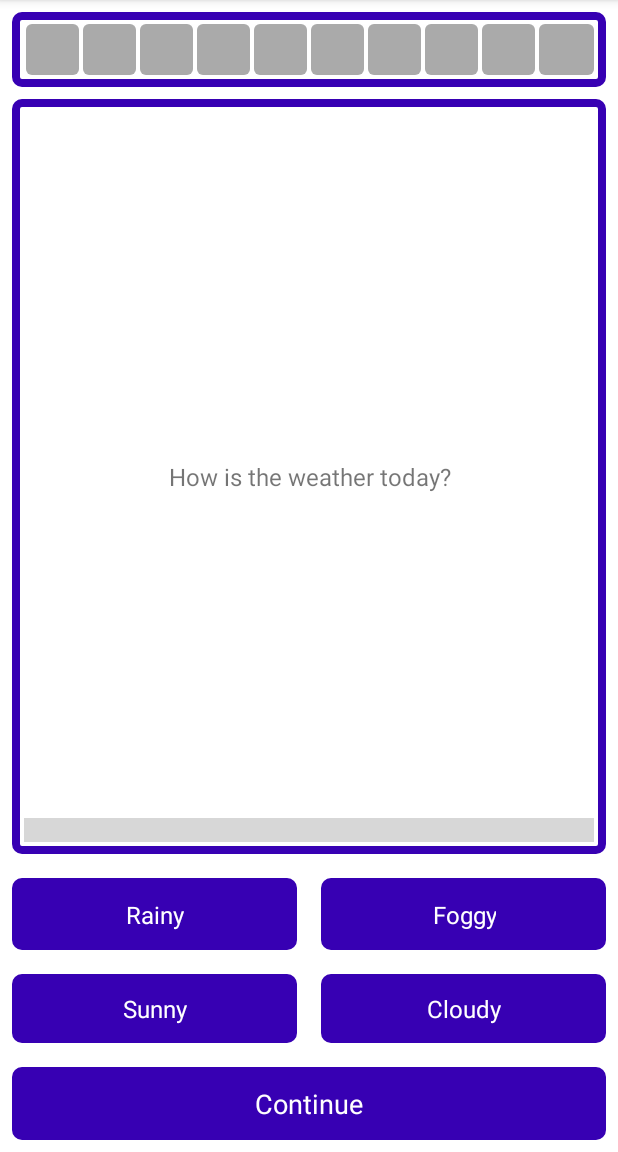
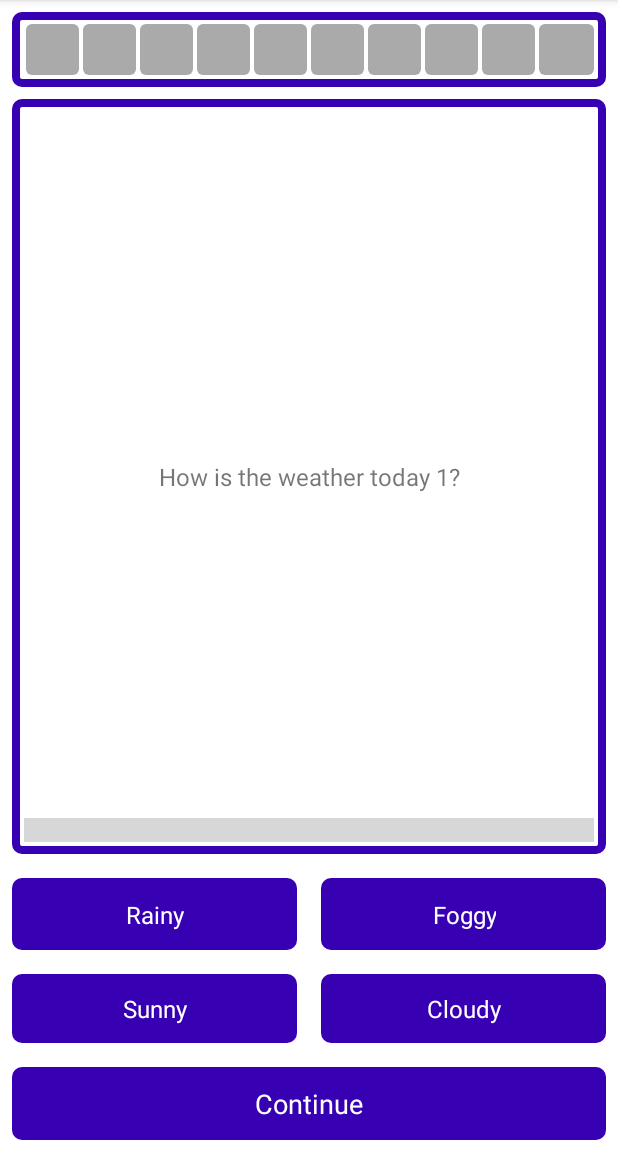
Before and after one commit to mmair/mob2022, an Android app: the screen it shows after launch (MainActivity), after a tap on "Start Quiz", on a phone screen of 412 x 824 dp, the part 84-1236 px from its top. Run offline under Robolectric (Android 15) with nearby library versions, the phone set to English and light mode, and no system bars.

Commit message:
Example: ViewModel
- Task 2: GameViewModel mit einer Liste von Fragen

```diff
--- a/examples/04_viewmodel/app/src/main/java/at/campus02/mob/viewmodel/GameFragment.kt
+++ b/examples/04_viewmodel/app/src/main/java/at/campus02/mob/viewmodel/GameFragment.kt
@@ -43,5 +43,18 @@ class GameFragment : Fragment() {
         binding.button1Layout.setOnClickListener {
             gameViewModel.chooseAnswer(Choice.A)
         }
+        binding.button2Layout.setOnClickListener {
+            gameViewModel.chooseAnswer(Choice.B)
+        }
+        binding.button3Layout.setOnClickListener {
+            gameViewModel.chooseAnswer(Choice.C)
+        }
+        binding.button4Layout.setOnClickListener {
+            gameViewModel.chooseAnswer(Choice.D)
+        }
+
+        binding.continueButtonLayout.setOnClickListener {
+            gameViewModel.next()
+        }
     }
 }
--- a/examples/04_viewmodel/app/src/main/java/at/campus02/mob/viewmodel/GameViewModel.kt
+++ b/examples/04_viewmodel/app/src/main/java/at/campus02/mob/viewmodel/GameViewModel.kt
@@ -35,16 +35,54 @@ data class Question(
     val isCorrect get() = isAnswered && choice == correctChoice
 }
 
-private val theQuestion: Question get() = Question(
-    question = "How is the weather today?",
-    correct_answer = "Sunny",
-    incorrect_answers = listOf("Rainy", "Foggy", "Cloudy")
+private val theQuestions: List<Question> get() = listOf(
+    Question(
+        question = "How is the weather today 1?",
+        correct_answer = "Sunny",
+        incorrect_answers = listOf("Rainy", "Foggy", "Cloudy")),
+    Question(
+        question = "How is the weather today 2?",
+        correct_answer = "Sunny",
+        incorrect_answers = listOf("Rainy", "Foggy", "Cloudy")),
+    Question(
+        question = "How is the weather today 3?",
+        correct_answer = "Sunny",
+        incorrect_answers = listOf("Rainy", "Foggy", "Cloudy")),
+    Question(
+        question = "How is the weather today 4?",
+        correct_answer = "Sunny",
+        incorrect_answers = listOf("Rainy", "Foggy", "Cloudy")),
+    Question(
+        question = "How is the weather today 5?",
+        correct_answer = "Sunny",
+        incorrect_answers = listOf("Rainy", "Foggy", "Cloudy")),
+    Question(
+        question = "How is the weather today 6?",
+        correct_answer = "Sunny",
+        incorrect_answers = listOf("Rainy", "Foggy", "Cloudy")),
+    Question(
+        question = "How is the weather today 7?",
+        correct_answer = "Sunny",
+        incorrect_answers = listOf("Rainy", "Foggy", "Cloudy")),
+    Question(
+        question = "How is the weather today 8?",
+        correct_answer = "Sunny",
+        incorrect_answers = listOf("Rainy", "Foggy", "Cloudy")),
+    Question(
+        question = "How is the weather today 9?",
+        correct_answer = "Sunny",
+        incorrect_answers = listOf("Rainy", "Foggy", "Cloudy")),
+    Question(
+        question = "How is the weather today 10?",
+        correct_answer = "Sunny",
+        incorrect_answers = listOf("Rainy", "Foggy", "Cloudy")),
 )
 
 class GameViewModel : ViewModel() {
 
     // intern, veränderbar
-    private var questionMutable: MutableLiveData<Question> = MutableLiveData(theQuestion)
+    private var questionsMutable: MutableLiveData<List<Question>> = MutableLiveData()
+    private var questionMutable: MutableLiveData<Question> = MutableLiveData()
     private var buttonMarkersMutable: MutableLiveData<Map<Choice, Int>> = MutableLiveData(mapOf(
         Choice.A to R.drawable.button_background,
         Choice.B to R.drawable.button_background,
@@ -53,14 +91,33 @@ class GameViewModel : ViewModel() {
     ))
 
     // von außen sichtbar, aber nicht veränderbar
+    val questions: LiveData<List<Question>> get() = questionsMutable
     val question: LiveData<Question> get() = questionMutable
     val buttonMarkers: LiveData<Map<Choice, Int>> get() = buttonMarkersMutable
 
+    // index auf den Fragen
+    private var index = 0
+
     // User Aktionen
+    fun start() {
+        questionsMutable.value = theQuestions
+        questionMutable.value = questionsMutable.value?.get(index)
+    }
+
     fun chooseAnswer(choice: Choice) {
         if (question.value?.isAnswered != true) {
             question.value?.choose(choice)
             updateButtonMarkers()
+        }
+    }
+
+    fun next() {
+        if (question.value?.isAnswered == true) {
+            index++
+            if (index < (questions.value?.size ?: 0)) {
+                questionMutable.value = questions.value?.get(index)
+                updateButtonMarkers()
+            }
         }
     }
 
@@ -78,6 +135,8 @@ class GameViewModel : ViewModel() {
         return when {
             // keine Frage vorhanden: alle Buttons neutral
             question == null -> R.drawable.button_background
+            // Frage noch nicht beantwortet: alle Buttons neutral
+            !question.isAnswered -> R.drawable.button_background
             // Button entspricht der richtigen Antwort und die Frage wurde korrekt beantwortet: grün
             question.isCorrect && choice == question.correctChoice -> R.drawable.button_background_correct
             // Hint
--- a/examples/04_viewmodel/app/src/main/java/at/campus02/mob/viewmodel/StartFragment.kt
+++ b/examples/04_viewmodel/app/src/main/java/at/campus02/mob/viewmodel/StartFragment.kt
@@ -5,12 +5,14 @@ import android.view.LayoutInflater
 import android.view.View
 import android.view.ViewGroup
 import androidx.fragment.app.Fragment
+import androidx.fragment.app.activityViewModels
 import androidx.navigation.fragment.findNavController
 import at.campus02.mob.viewmodel.databinding.FragmentStartBinding
 
 class StartFragment : Fragment() {
 
     private lateinit var binding: FragmentStartBinding
+    private val gameViewModel: GameViewModel by activityViewModels()
 
     override fun onCreateView(
         inflater: LayoutInflater, container: ViewGroup?,
@@ -24,6 +26,7 @@ class StartFragment : Fragment() {
         super.onStart()
         binding.startButton.setOnClickListener {
             findNavController().navigate(R.id.action_startFragment_to_gameFragment)
+            gameViewModel.start()
         }
     }
 }
```
